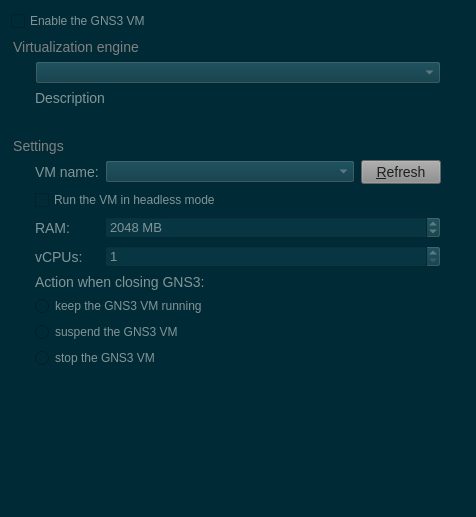
Above: gns3-gui-2.1.4/gns3/ui/gns3_vm_preferences_page.ui from n3oxmind/gns3theme before the change. Below: the same form after it.
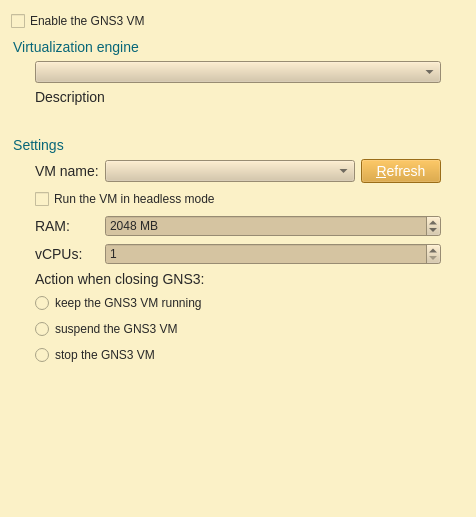
That is the form after the change.

What changed in the file:
```diff
--- a/gns3-gui-2.1.4/gns3/ui/gns3_vm_preferences_page.ui
+++ b/gns3-gui-2.1.4/gns3/ui/gns3_vm_preferences_page.ui
@@ -27,27 +27,26 @@
   </property>
   <property name="styleSheet">
    <string notr="true">QWidget{
-	background-color: #002b36;
+	background-color: #fbf1c7;
 }
 QMenuBar::item{
-	background-color: #002b36;
+	background-color: #fbf1c7;
 }
 QDockWidget::title{
-	background: #073642;
+	background: #d5c4a1;
 	padding-left: 5px;
 }
 QDockWidget, QMenuBar{
-    color: #839496;
+    color: #282828;
     font: bold 14px;
 }
 QTextEdit, QPlainTextEdit, QLineEdit, QSpinBox, QComboBox {
-  background-color: #073642;
-  font: 13px;
-  color: #839496;
+  background-color: #d5c4a1;
+  color: #282828;
 }
 QTextEdit#uiConsoleTextEdit {
-  background-color: #002b36;
-  color: #839496;
+  background-color: #fbf1c7;
+  color: #282828;
   font: 13px;
 }
 QTabWidget {
@@ -55,84 +54,84 @@
 	border-top: 2px;
 }
 QTabBar::tab {
-    background: #073642;
-    color: #839496;
+    background: #d5c4a1;
+    color: #282828;
     min-width: 8ex;
     padding: 2px;
 	border-top-right-radius: 6px;
 	border-top-left-radius: 6px;
 }
 QTabBar::tab:selected {
-    background: #8a8a8a;
-	color: #1d2021;
+    background: #458588;
+	color: #FFFFFF;
 }
 QGroupBox {
-    color: #808080;
+    color: #076678;
     font: 14px;
     padding: 15px;
     border-style: none;
 }
 QMainWindow::separator {
-	background: #073642;
+	background: #d5c4a1;
 	width: 1px;
 	height: 1px;
 }
 QComboBox {
-	selection-background-color: #d75f00;
-	selection-color: #1c1c1c;
+	selection-background-color: #458588;
+	selection-color: #FFFFFF;
 }
 
 QToolBar{
-	background: #073642;
+	background: #d5c4a1;
 	border: 0px;
 }
 QPushButton {
-	background-color: #8a8a8a;
-    color: #1d2021;
+	background-color: #d79921;
+    color: #FFFFFF;
 	font: 14px;
 }
 QToolButton {
-	background-color: #8a8a8a;
-    color: #1d2021;
+	background-color: #d79921;
+    color: #FFFFFF;
 	font: 14px;
 }
 QTreeWidget, QListWidget {
-	background-color: #002b36;
-	color: #839496;
-    alternate-background-color: #073642;
+	background-color: #fbf1c7;
+	color: #282828;
+    alternate-background-color: #d5c4a1; 
 	font: 14px;
 }
 QTreeWidget#uiTreeWidget {
-	background-color: #073642;
-	color: #839496;
+	background-color: #d5c4a1;
+	color: #282828;
 	font: bold 16px;
 }
 QTreeWidget::item:selected, QTreeWidget::item:hover, QMenu::item:selected,QToolButton::hover,QPushButton::hover,QTabBar::tab:hover {
-	background-color: #d75f00;
-	color: #1c1c1c;
+	background-color: #458588;
+	color: #FFFFFF;
 }
 QMenu {
 	background-color: #002b36;
     color: #839496;
 }
 QLabel {
-	color: #839496;
+	color: #282828;
 	font: 14px;
 }
 QLabel#uiTitleLabel {
-	color: #839496;
+	color: #282828;
 	font: bold 16px;
 }
 
 QAbstractScrollArea::corner {
-    background: #002b36;
+    background: #fbf1c7;
 }
 QScrollBar::handle:horizontal {
-    background: #073642;
+    background: #d5c4a1;
     min-width: 20px;
 }
 QScrollBar::handle:vertical {
-    background: #073642;
+    background: #d5c4a1;
     min-width: 20px;
 }
 QScrollBar:vertical {
@@ -151,12 +150,12 @@
   background: none
 }
 QStatusBar {
-	background-color: #073642;
-	color: #839496;
+	background-color: #d5c4a1;
+	color: #282828;
 }
 
 QRadioButton, QCheckBox {
-color: #839496;
+color: #282828;
  }
 QRadioButton::disabled, QCheckBox::disabled {
   color: gray;
@@ -192,27 +191,26 @@
     <widget class="QGroupBox" name="uiVirtualizationGroupBox">
      <property name="styleSheet">
       <string notr="true">QWidget{
-	background-color: #002b36;
+	background-color: #fbf1c7;
 }
 QMenuBar::item{
-	background-color: #002b36;
+	background-color: #fbf1c7;
 }
 QDockWidget::title{
-	background: #073642;
+	background: #d5c4a1;
 	padding-left: 5px;
 }
 QDockWidget, QMenuBar{
-    color: #839496;
+    color: #282828;
     font: bold 14px;
 }
 QTextEdit, QPlainTextEdit, QLineEdit, QSpinBox, QComboBox {
-  background-color: #073642;
-  font: 13px;
-  color: #839496;
+  background-color: #d5c4a1;
+  color: #282828;
 }
 QTextEdit#uiConsoleTextEdit {
-  background-color: #002b36;
-  color: #839496;
+  background-color: #fbf1c7;
+  color: #282828;
   font: 13px;
 }
 QTabWidget {
@@ -220,84 +218,84 @@
 	border-top: 2px;
 }
 QTabBar::tab {
-    background: #073642;
-    color: #839496;
+    background: #d5c4a1;
+    color: #282828;
     min-width: 8ex;
     padding: 2px;
 	border-top-right-radius: 6px;
 	border-top-left-radius: 6px;
 }
 QTabBar::tab:selected {
-    background: #8a8a8a;
-	color: #1d2021;
+    background: #458588;
+	color: #FFFFFF;
 }
 QGroupBox {
-    color: #808080;
+    color: #076678;
     font: 14px;
     padding: 15px;
     border-style: none;
 }
 QMainWindow::separator {
-	background: #073642;
+	background: #d5c4a1;
 	width: 1px;
 	height: 1px;
 }
 QComboBox {
-	selection-background-color: #d75f00;
-	selection-color: #1c1c1c;
+	selection-background-color: #458588;
+	selection-color: #FFFFFF;
 }
 
 QToolBar{
-	background: #073642;
+	background: #d5c4a1;
 	border: 0px;
 }
 QPushButton {
-	background-color: #8a8a8a;
-    color: #1d2021;
+	background-color: #d79921;
+    color: #FFFFFF;
 	font: 14px;
 }
 QToolButton {
-	background-color: #8a8a8a;
-    color: #1d2021;
+	background-color: #d79921;
+    color: #FFFFFF;
 	font: 14px;
 }
 QTreeWidget, QListWidget {
-	background-color: #002b36;
-	color: #839496;
-    alternate-background-color: #073642;
+	background-color: #fbf1c7;
+	color: #282828;
+    alternate-background-color: #d5c4a1; 
 	font: 14px;
 }
 QTreeWidget#uiTreeWidget {
-	background-color: #073642;
-	color: #839496;
+	background-color: #d5c4a1;
+	color: #282828;
 	font: bold 16px;
 }
 QTreeWidget::item:selected, QTreeWidget::item:hover, QMenu::item:selected,QToolButton::hover,QPushButton::hover,QTabBar::tab:hover {
-	background-color: #d75f00;
-	color: #1c1c1c;
+	background-color: #458588;
+	color: #FFFFFF;
 }
 QMenu {
 	background-color: #002b36;
     color: #839496;
 }
 QLabel {
-	color: #839496;
+	color: #282828;
 	font: 14px;
 }
 QLabel#uiTitleLabel {
-	color: #839496;
+	color: #282828;
 	font: bold 16px;
 }
 
 QAbstractScrollArea::corner {
-    background: #002b36;
+    background: #fbf1c7;
 }
 QScrollBar::handle:horizontal {
-    background: #073642;
+    background: #d5c4a1;
     min-width: 20px;
 }
 QScrollBar::handle:vertical {
-    background: #073642;
+    background: #d5c4a1;
     min-width: 20px;
 }
 QScrollBar:vertical {
@@ -316,12 +314,12 @@
   background: none
 }
 QStatusBar {
-	background-color: #073642;
-	color: #839496;
+	background-color: #d5c4a1;
+	color: #282828;
 }
 
 QRadioButton, QCheckBox {
-  color: #839496;
+  color: #282828;
 }
 QRadioButton::disabled, QCheckBox::disabled {
   color: gray;
@@ -363,27 +361,26 @@
     <widget class="QGroupBox" name="uiGNS3VMSettingsGroupBox">
      <property name="styleSheet">
       <string notr="true">QWidget{
-	background-color: #002b36;
+	background-color: #fbf1c7;
 }
 QMenuBar::item{
-	background-color: #002b36;
+	background-color: #fbf1c7;
 }
 QDockWidget::title{
-	background: #073642;
+	background: #d5c4a1;
 	padding-left: 5px;
 }
 QDockWidget, QMenuBar{
-    color: #839496;
+    color: #282828;
     font: bold 14px;
 }
 QTextEdit, QPlainTextEdit, QLineEdit, QSpinBox, QComboBox {
-  background-color: #073642;
-  font: 13px;
-  color: #839496;
+  background-color: #d5c4a1;
+  color: #282828;
 }
 QTextEdit#uiConsoleTextEdit {
-  background-color: #002b36;
-  color: #839496;
+  background-color: #fbf1c7;
+  color: #282828;
   font: 13px;
 }
 QTabWidget {
@@ -391,84 +388,84 @@
 	border-top: 2px;
 }
 QTabBar::tab {
-    background: #073642;
-    color: #839496;
+    background: #d5c4a1;
+    color: #282828;
     min-width: 8ex;
     padding: 2px;
 	border-top-right-radius: 6px;
 	border-top-left-radius: 6px;
 }
 QTabBar::tab:selected {
-    background: #8a8a8a;
-	color: #1d2021;
+    background: #458588;
+	color: #FFFFFF;
 }
 QGroupBox {
-    color: #808080;
+    color: #076678;
     font: 14px;
     padding: 15px;
     border-style: none;
 }
 QMainWindow::separator {
-	background: #073642;
+	background: #d5c4a1;
 	width: 1px;
 	height: 1px;
 }
 QComboBox {
-	selection-background-color: #d75f00;
-	selection-color: #1c1c1c;
+	selection-background-color: #458588;
+	selection-color: #FFFFFF;
 }
 
 QToolBar{
-	background: #073642;
+	background: #d5c4a1;
 	border: 0px;
 }
 QPushButton {
-	background-color: #8a8a8a;
-    color: #1d2021;
+	background-color: #d79921;
+    color: #FFFFFF;
 	font: 14px;
 }
 QToolButton {
-	background-color: #8a8a8a;
-    color: #1d2021;
+	background-color: #d79921;
+    color: #FFFFFF;
 	font: 14px;
 }
 QTreeWidget, QListWidget {
-	background-color: #002b36;
-	color: #839496;
-    alternate-background-color: #073642;
+	background-color: #fbf1c7;
+	color: #282828;
+    alternate-background-color: #d5c4a1; 
 	font: 14px;
 }
 QTreeWidget#uiTreeWidget {
-	background-color: #073642;
-	color: #839496;
+	background-color: #d5c4a1;
+	color: #282828;
 	font: bold 16px;
 }
 QTreeWidget::item:selected, QTreeWidget::item:hover, QMenu::item:selected,QToolButton::hover,QPushButton::hover,QTabBar::tab:hover {
-	background-color: #d75f00;
-	color: #1c1c1c;
+	background-color: #458588;
+	color: #FFFFFF;
 }
 QMenu {
 	background-color: #002b36;
     color: #839496;
 }
 QLabel {
-	color: #839496;
+	color: #282828;
 	font: 14px;
 }
 QLabel#uiTitleLabel {
-	color: #839496;
+	color: #282828;
 	font: bold 16px;
 }
 
 QAbstractScrollArea::corner {
-    background: #002b36;
+    background: #fbf1c7;
 }
 QScrollBar::handle:horizontal {
-    background: #073642;
+    background: #d5c4a1;
     min-width: 20px;
 }
 QScrollBar::handle:vertical {
-    background: #073642;
+    background: #d5c4a1;
     min-width: 20px;
 }
 QScrollBar:vertical {
@@ -487,12 +484,12 @@
   background: none
 }
 QStatusBar {
-	background-color: #073642;
-	color: #839496;
+	background-color: #d5c4a1;
+	color: #282828;
 }
 
 QRadioButton, QCheckBox {
-  color: #839496;
+  color: #282828;
 }
 QRadioButton::disabled, QCheckBox::disabled {
   color: gray;
```
Left out of the diff: 12 changed lines with no effect on the pictures.
